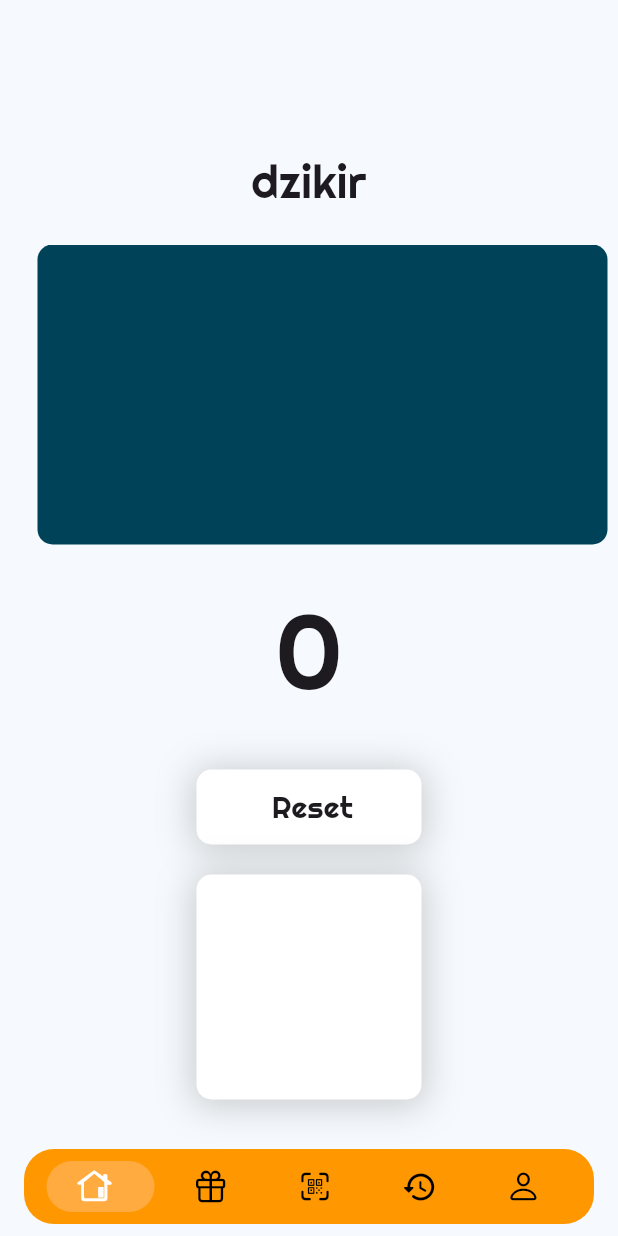
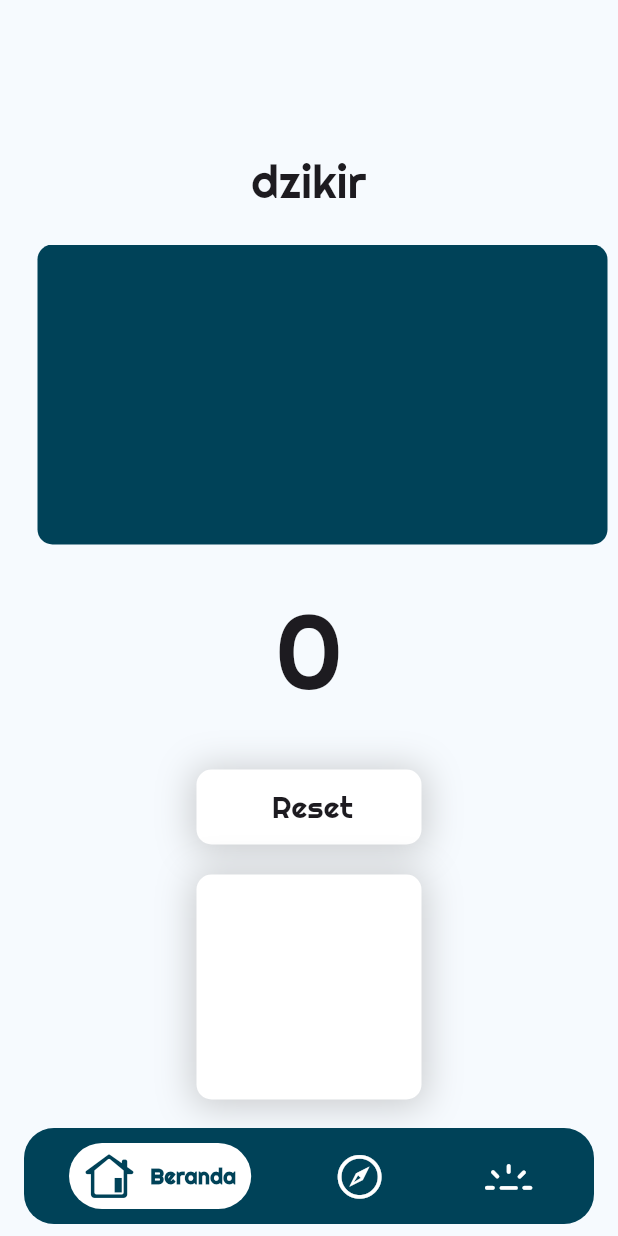
Before and after one commit to xramadhann/QURama, a Flutter app: the screen it shows after launch, on a phone screen of 412 x 824 dp. Run offline on Flutter 3.47's test engine with Material 3 defaults, Android fonts, the phone set to English and light mode, and no system bars; drawn by our look-alikes of google_nav_bar; our stand-ins replace google_fonts.

Commit message:
style : update styleing bottom navbar

```diff
--- a/qurama/lib/BottomNavbar.dart
+++ b/qurama/lib/BottomNavbar.dart
@@ -1,3 +1,5 @@
+// ignore_for_file: file_names
+
 import 'package:flutter/material.dart';
 import 'package:flutter/cupertino.dart';
 import 'package:google_nav_bar/google_nav_bar.dart';
@@ -19,38 +21,38 @@ class _BottomNavbarState extends State<BottomNavbar> {
   @override
   Widget build(BuildContext context) {
     return Container(
-      margin: EdgeInsets.only(left: 16, right: 16, bottom: 8),
+      margin: const EdgeInsets.only(left: 16, right: 16, bottom: 8),
       width: 360,
       child: ClipRRect(
         borderRadius: BorderRadius.circular(20),
         child: Container(
-          color: Colors.orange,
+          color: const Color.fromARGB(255, 0, 66, 88),
           child: SafeArea(
             child: Padding(
-              padding: const EdgeInsets.symmetric(horizontal: 15, vertical: 8),
+              padding: const EdgeInsets.symmetric(horizontal: 30, vertical: 10),
               child: GNav(
-                gap: 8,
-                activeColor: Colors.white,
-                iconSize: 24,
+                gap: 10,
+                activeColor: const Color.fromARGB(255, 0, 66, 88),
+                color: Colors.white,
+                iconSize: 34,
+                textSize: 20,
                 padding:
-                    const EdgeInsets.symmetric(horizontal: 20, vertical: 5),
+                    const EdgeInsets.symmetric(horizontal: 10, vertical: 5),
                 duration: const Duration(milliseconds: 800),
-                tabBackgroundColor: Colors.orangeAccent,
+                tabBackgroundColor: Colors.white,
                 tabs: const [
                   GButton(
                     icon: CupertinoIcons.house_alt,
+                    text: "Beranda",
+                    textSize: 20,
                   ),
                   GButton(
-                    icon: CupertinoIcons.gift,
+                    icon: CupertinoIcons.compass,
+                    text: "Kiblat",
                   ),
                   GButton(
-                    icon: CupertinoIcons.qrcode_viewfinder,
-                  ),
-                  GButton(
-                    icon: Icons.history_rounded,
-                  ),
-                  GButton(
-                    icon: CupertinoIcons.person,
+                    icon: CupertinoIcons.light_max,
+                    text: "Dzikir",
                   ),
                 ],
                 selectedIndex: widget.currentIndex,
--- a/qurama/lib/main.dart
+++ b/qurama/lib/main.dart
@@ -38,7 +38,9 @@ class _MyBottomNavbarState extends State<MyBottomNavbar> {
   int currentIndex = 0;
 
   final List<Widget> screens = [
-    dzikir(currentIndex: 0),
+    const dzikir(currentIndex: 0),
+    const dzikir(currentIndex: 1),
+    const dzikir(currentIndex: 2),
   ];
 
   void onTabTapped(int index) {
--- a/qurama/pubspec.yaml
+++ b/qurama/pubspec.yaml
@@ -37,6 +37,7 @@ dependencies:
   cupertino_icons: ^1.0.6
   google_fonts: ^6.2.1
   google_nav_bar: ^5.0.6
+  persistent_bottom_nav_bar_v2: ^5.2.3
 
 dev_dependencies:
   flutter_test:
@@ -62,8 +63,8 @@ flutter:
 
   # To add assets to your application, add an assets section, like this:
   # assets:
-  #   - images/a_dot_burr.jpeg
-  #   - images/a_dot_ham.jpeg
+    # - images/a_dot_burr.jpeg
+    # - images/a_dot_ham.jpeg
 
   # An image asset can refer to one or more resolution-specific "variants", see
   # https://flutter.dev/assets-and-images/#resolution-aware
```
Also changed, not shown: qurama/pubspec.lock.
